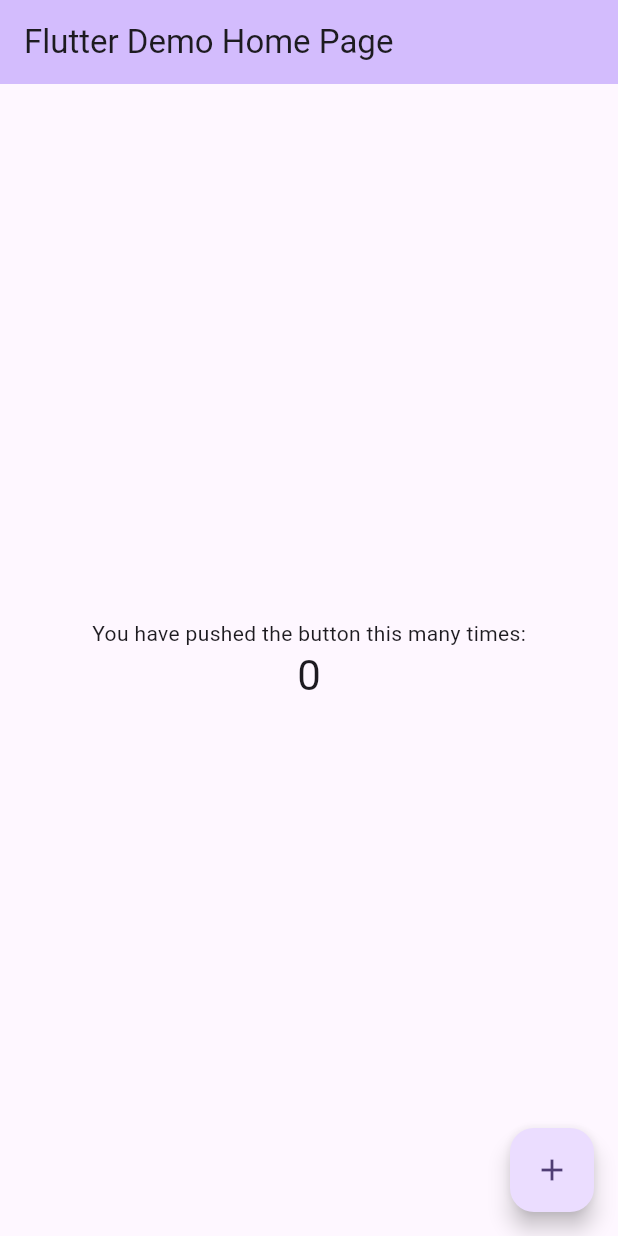
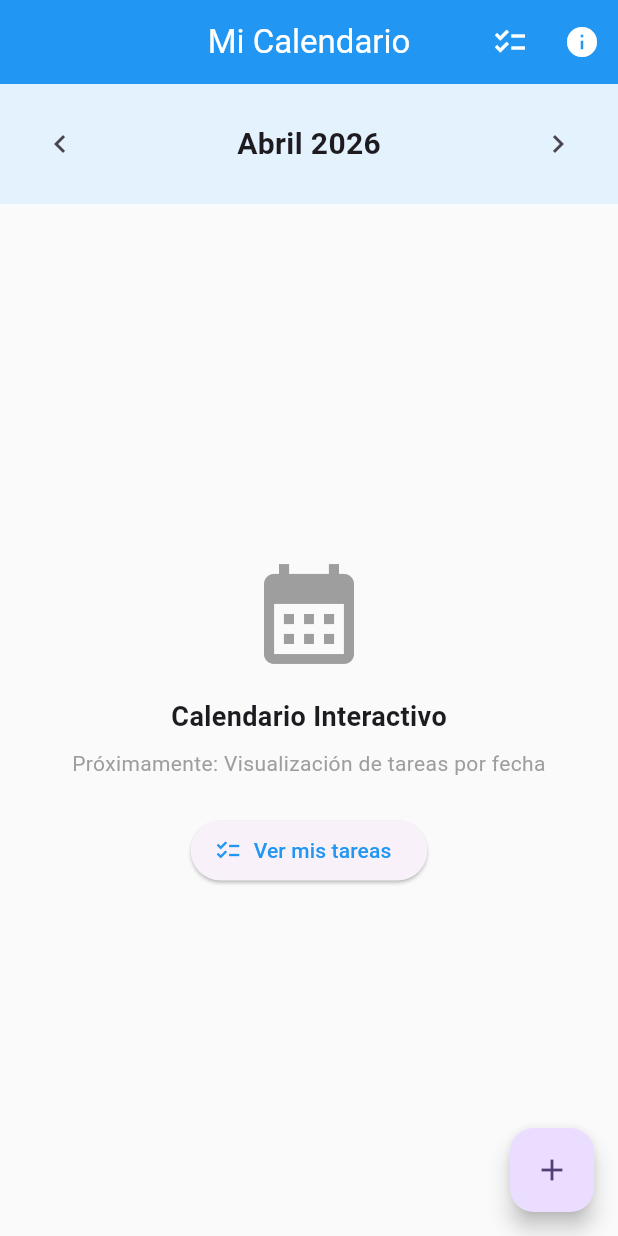
Before and after one commit to Infinite2003/STUDYTRACK, a Flutter app: the screen it shows after launch, on a phone screen of 412 x 824 dp. Run offline on Flutter 3.47's test engine with Material 3 defaults, Android fonts, the light colour scheme and no system bars.

Commit message:
Base de proyecto y Pantalla Home Detallada

```diff
--- a/lib/main.dart
+++ b/lib/main.dart
@@ -1,122 +1,46 @@
 import 'package:flutter/material.dart';
+import 'ui/screens/calendar_screen.dart';
+import 'ui/screens/tasks_screen.dart';
+import 'ui/screens/about_screen.dart';
 
 void main() {
   runApp(const MyApp());
 }
 
 class MyApp extends StatelessWidget {
-  const MyApp({super.key});
+  const MyApp({Key? key}) : super(key:key);
 
   // This widget is the root of your application.
   @override
   Widget build(BuildContext context) {
     return MaterialApp(
-      title: 'Flutter Demo',
+      title: 'StudyTrack',
+      debugShowCheckedModeBanner: false,
       theme: ThemeData(
-        // This is the theme of your application.
-        //
-        // TRY THIS: Try running your application with "flutter run". You'll see
-        // the application has a purple toolbar. Then, without quitting the app,
-        // try changing the seedColor in the colorScheme below to Colors.green
-        // and then invoke "hot reload" (save your changes or press the "hot
-        // reload" button in a Flutter-supported IDE, or press "r" if you used
-        // the command line to start the app).
-        //
-        // Notice that the counter didn't reset back to zero; the application
-        // state is not lost during the reload. To reset the state, use hot
-        // restart instead.
-        //
-        // This works for code too, not just values: Most code changes can be
-        // tested with just a hot reload.
-        colorScheme: .fromSeed(seedColor: Colors.deepPurple),
+
+        colorScheme: ColorScheme.fromSeed(
+          seedColor: Colors.deepPurple,
+          primary: Colors.blue,
+          secondary: Colors.lightBlue
+        ),
+
+        scaffoldBackgroundColor: Colors.grey[50],
+        appBarTheme: const AppBarTheme(
+          backgroundColor: Colors.blue,
+          foregroundColor: Colors.white,
+          elevation: 0,
+          centerTitle: true,
+        ),
+        useMaterial3: true,
       ),
-      home: const MyHomePage(title: 'Flutter Demo Home Page'),
+
+      initialRoute: '/calendar',
+      routes: {
+        '/calendar' : (context) => const CalendarScreen(),
+        '/tasks' : (context) =>  TasksScreen(),
+        '/about' : (context) => const AboutScreen(),
+      },
+
     );
   }
 }
-
-class MyHomePage extends StatefulWidget {
-  const MyHomePage({super.key, required this.title});
-
-  // This widget is the home page of your application. It is stateful, meaning
-  // that it has a State object (defined below) that contains fields that affect
-  // how it looks.
-
-  // This class is the configuration for the state. It holds the values (in this
-  // case the title) provided by the parent (in this case the App widget) and
-  // used by the build method of the State. Fields in a Widget subclass are
-  // always marked "final".
-
-  final String title;
-
-  @override
-  State<MyHomePage> createState() => _MyHomePageState();
-}
-
-class _MyHomePageState extends State<MyHomePage> {
-  int _counter = 0;
-
-  void _incrementCounter() {
-    setState(() {
-      // This call to setState tells the Flutter framework that something has
-      // changed in this State, which causes it to rerun the build method below
-      // so that the display can reflect the updated values. If we changed
-      // _counter without calling setState(), then the build method would not be
-      // called again, and so nothing would appear to happen.
-      _counter++;
-    });
-  }
-
-  @override
-  Widget build(BuildContext context) {
-    // This method is rerun every time setState is called, for instance as done
-    // by the _incrementCounter method above.
-    //
-    // The Flutter framework has been optimized to make rerunning build methods
-    // fast, so that you can just rebuild anything that needs updating rather
-    // than having to individually change instances of widgets.
-    return Scaffold(
-      appBar: AppBar(
-        // TRY THIS: Try changing the color here to a specific color (to
-        // Colors.amber, perhaps?) and trigger a hot reload to see the AppBar
-        // change color while the other colors stay the same.
-        backgroundColor: Theme.of(context).colorScheme.inversePrimary,
-        // Here we take the value from the MyHomePage object that was created by
-        // the App.build method, and use it to set our appbar title.
-        title: Text(widget.title),
-      ),
-      body: Center(
-        // Center is a layout widget. It takes a single child and positions it
-        // in the middle of the parent.
-        child: Column(
-          // Column is also a layout widget. It takes a list of children and
-          // arranges them vertically. By default, it sizes itself to fit its
-          // children horizontally, and tries to be as tall as its parent.
-          //
-          // Column has various properties to control how it sizes itself and
-          // how it positions its children. Here we use mainAxisAlignment to
-          // center the children vertically; the main axis here is the vertical
-          // axis because Columns are vertical (the cross axis would be
-          // horizontal).
-          //
-          // TRY THIS: Invoke "debug painting" (choose the "Toggle Debug Paint"
-          // action in the IDE, or press "p" in the console), to see the
-          // wireframe for each widget.
-          mainAxisAlignment: .center,
-          children: [
-            const Text('You have pushed the button this many times:'),
-            Text(
-              '$_counter',
-              style: Theme.of(context).textTheme.headlineMedium,
-            ),
-          ],
-        ),
-      ),
-      floatingActionButton: FloatingActionButton(
-        onPressed: _incrementCounter,
-        tooltip: 'Increment',
-        child: const Icon(Icons.add),
-      ),
-    );
-  }
-}
--- /dev/null
+++ b/lib/models/task.dart
@@ -0,0 +1,3 @@
+class Task{
+
+}
--- /dev/null
+++ b/lib/ui/screens/about_screen.dart
@@ -0,0 +1,12 @@
+import 'package:flutter/material.dart';
+import '../widgets/feature_card.dart';
+
+class AboutScreen extends StatelessWidget {
+  const AboutScreen({Key? key}) : super(key: key);
+
+  @override
+  Widget build(BuildContext context) {
+    // TODO: implement build
+    throw UnimplementedError();
+  }
+}
--- /dev/null
+++ b/lib/ui/screens/calendar_screen.dart
@@ -0,0 +1,100 @@
+import 'package:flutter/material.dart';
+
+class CalendarScreen extends StatelessWidget {
+  const CalendarScreen({Key? key}) : super(key: key);
+
+  @override
+  Widget build(BuildContext context) {
+
+    return Scaffold(
+
+      appBar: AppBar(
+
+        title: const Text('Mi Calendario'),
+        actions: [
+          IconButton(
+            icon: const Icon(Icons.checklist),
+            tooltip: 'Ver Tareas',
+            onPressed: () {
+              Navigator.pushNamed(context, '/tasks');
+            },
+          ),
+
+          IconButton(
+            icon: const Icon(Icons.info),
+            tooltip: 'Acerca de',
+            onPressed: () {
+              Navigator.pushNamed(context, '/about');
+            },
+          ),
+        ],
+      ),
+      body: Column(
+        children: [
+          Container(
+            padding: const EdgeInsets.all(16),
+            color: Colors.blue.shade50,
+            child: Row(
+              mainAxisAlignment: MainAxisAlignment.spaceBetween,
+              children: [
+                IconButton(
+                  icon: const Icon(Icons.chevron_left),
+                  onPressed: () {},
+                ),
+                const Text(
+                  'Abril 2026',
+                  style: TextStyle(fontSize: 20, fontWeight: FontWeight.bold),
+                ),
+                IconButton(
+                  icon: const Icon(Icons.chevron_right),
+                  onPressed: () {},
+                ),
+              ],
+            ),
+          ),
+          Expanded(
+            child: Center(
+              child: Column(
+                mainAxisAlignment: MainAxisAlignment.center,
+                children: [
+                  const Icon(
+                    Icons.calendar_month,
+                    size: 80,
+                    color: Colors.grey,
+                  ),
+                  const SizedBox(height: 16),
+                  const Text(
+                    'Calendario Interactivo',
+                    style: TextStyle(fontSize: 18, fontWeight: FontWeight.bold),
+                  ),
+                  const SizedBox(height: 8),
+                  const Text(
+                    'Próximamente: Visualización de tareas por fecha',
+                    textAlign: TextAlign.center,
+                    style: TextStyle(color: Colors.grey),
+                  ),
+                  const SizedBox(height: 24),
+                  ElevatedButton.icon(
+                    onPressed: () {
+                      Navigator.pushNamed(context, '/tasks');
+                    },
+                    icon: const Icon(Icons.checklist),
+                    label: const Text('Ver mis tareas'),
+                  ),
+                ],
+              ),
+            ),
+          ),
+        ],
+      ),
+      floatingActionButton: FloatingActionButton(
+        onPressed: () {
+          ScaffoldMessenger.of(context).showSnackBar(
+            const SnackBar(content: Text('Agregar tarea desde calendario')),
+          );
+        },
+        child: const Icon(Icons.add),
+      ),
+    );
+  }
+}
--- /dev/null
+++ b/lib/ui/screens/tasks_screen.dart
@@ -0,0 +1,13 @@
+import 'package:flutter/material.dart';
+import '../../models/task.dart';
+import '../widgets/task_card.dart';
+
+class TasksScreen extends StatelessWidget {
+  TasksScreen({Key? key}) : super(key: key);
+
+  @override
+  Widget build(BuildContext context) {
+    // TODO: implement build
+    throw UnimplementedError();
+  }
+}
--- /dev/null
+++ b/lib/ui/widgets/feature_card.dart
@@ -0,0 +1,13 @@
+import 'package:flutter/material.dart';
+
+class FeatureCard extends StatelessWidget {
+
+
+  const FeatureCard({Key? key}) : super(key: key);
+
+  @override
+  Widget build(BuildContext context) {
+    // TODO: implement build
+    throw UnimplementedError();
+  }
+}
--- /dev/null
+++ b/lib/ui/widgets/task_card.dart
@@ -0,0 +1,12 @@
+import 'package:flutter/material.dart';
+import '../../models/task.dart';
+
+class TaskCard extends StatelessWidget{
+  const TaskCard({Key?key}) : super(key: key);
+
+  @override
+  Widget build(BuildContext context) {
+    // TODO: implement build
+    throw UnimplementedError();
+  }
+}
```
Also changed, not shown: 1 other file.
